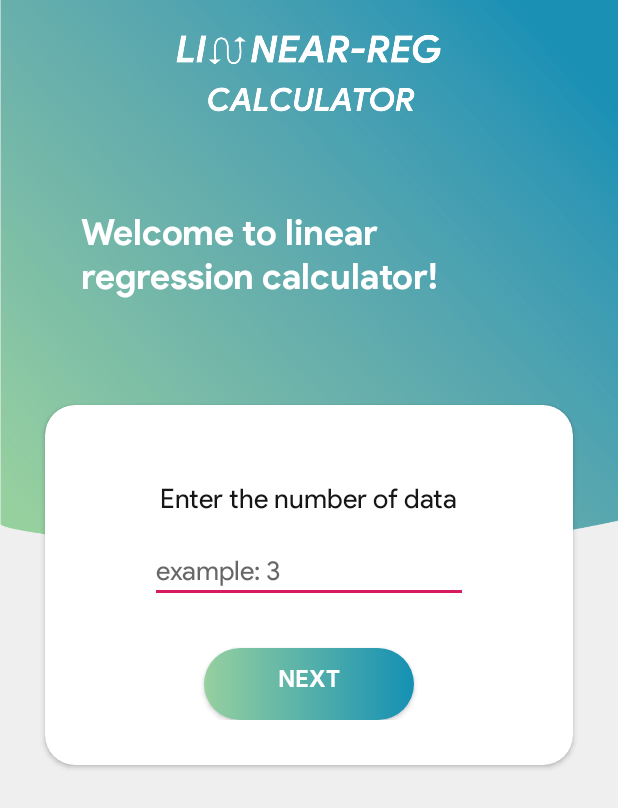
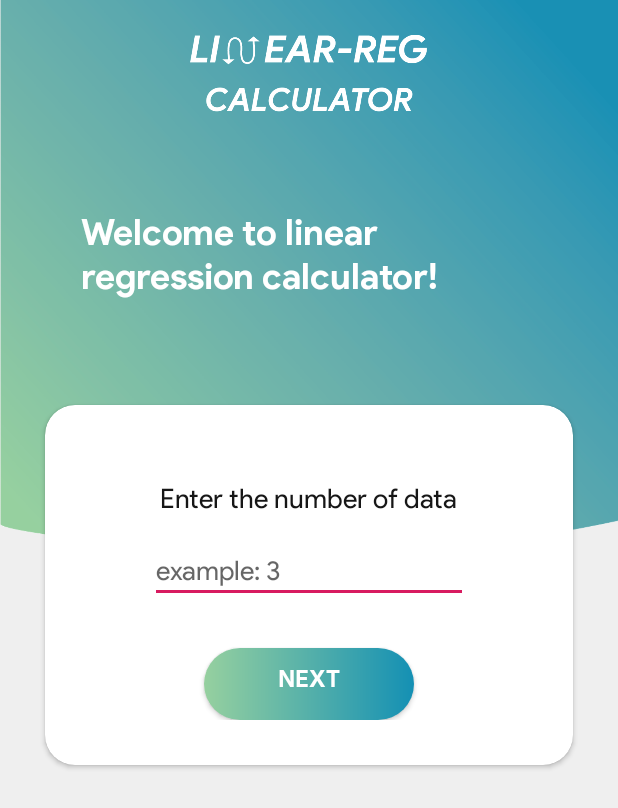
Before and after one commit to indirapravianti/linear-reg-app, an Android app: the screen it shows after launch (MainActivity), on a phone screen of 412 x 824 dp. Shown: the top 808 px of the screen. Run offline under Robolectric (Android 15) with nearby library versions, the phone set to English and light mode, and no system bars.

Commit message:
changed logo lol

```diff
--- a/app/src/main/AndroidManifest.xml
+++ b/app/src/main/AndroidManifest.xml
@@ -6,7 +6,7 @@
         android:allowBackup="true"
         android:icon="@mipmap/ic_launcher"
         android:label="Linear-Reg Calculator"
-        android:roundIcon="@drawable/logo"
+        android:roundIcon="@drawable/lrc_icon"
         android:supportsRtl="true"
         android:theme="@style/AppTheme">
         <activity android:name=".InputData"></activity>
--- a/app/src/main/res/layout/activity_main.xml
+++ b/app/src/main/res/layout/activity_main.xml
@@ -25,7 +25,7 @@
             android:id="@+id/logo"
             android:layout_width="wrap_content"
             android:layout_height="60dp"
-            android:src="@drawable/logo3"
+            android:src="@drawable/lrc_white"
             android:layout_marginTop="20dp"
             />
 
```
Also changed, not shown: app/src/main/res/drawable/lrc_icon.jpg (added), app/src/main/res/drawable/lrc_white.png (added). Lines whose indentation alone changed are shown as unchanged.
